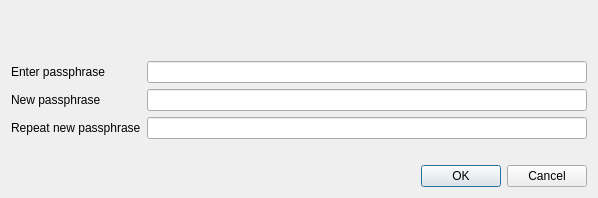
Before: the Qt Designer form src/qt/forms/askpassphrasedialog.ui in G2C/G2C, drawn with Qt 5.
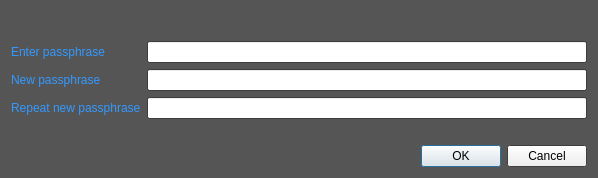
After: the same form once the commit is applied.

```diff
--- a/src/qt/forms/askpassphrasedialog.ui
+++ b/src/qt/forms/askpassphrasedialog.ui
@@ -7,7 +7,7 @@
     <x>0</x>
     <y>0</y>
     <width>598</width>
-    <height>198</height>
+    <height>178</height>
    </rect>
   </property>
   <property name="sizePolicy">
@@ -22,6 +22,97 @@
     <height>0</height>
    </size>
   </property>
+  <property name="palette">
+   <palette>
+    <active>
+     <colorrole role="WindowText">
+      <brush brushstyle="SolidPattern">
+       <color alpha="255">
+        <red>51</red>
+        <green>153</green>
+        <blue>255</blue>
+       </color>
+      </brush>
+     </colorrole>
+     <colorrole role="Base">
+      <brush brushstyle="SolidPattern">
+       <color alpha="255">
+        <red>255</red>
+        <green>255</green>
+        <blue>255</blue>
+       </color>
+      </brush>
+     </colorrole>
+     <colorrole role="Window">
+      <brush brushstyle="SolidPattern">
+       <color alpha="255">
+        <red>85</red>
+        <green>85</green>
+        <blue>85</blue>
+       </color>
+      </brush>
+     </colorrole>
+    </active>
+    <inactive>
+     <colorrole role="WindowText">
+      <brush brushstyle="SolidPattern">
+       <color alpha="255">
+        <red>51</red>
+        <green>153</green>
+        <blue>255</blue>
+       </color>
+      </brush>
+     </colorrole>
+     <colorrole role="Base">
+      <brush brushstyle="SolidPattern">
+       <color alpha="255">
+        <red>255</red>
+        <green>255</green>
+        <blue>255</blue>
+       </color>
+      </brush>
+     </colorrole>
+     <colorrole role="Window">
+      <brush brushstyle="SolidPattern">
+       <color alpha="255">
+        <red>85</red>
+        <green>85</green>
+        <blue>85</blue>
+       </color>
+      </brush>
+     </colorrole>
+    </inactive>
+    <disabled>
+     <colorrole role="WindowText">
+      <brush brushstyle="SolidPattern">
+       <color alpha="255">
+        <red>120</red>
+        <green>120</green>
+        <blue>120</blue>
+       </color>
+      </brush>
+     </colorrole>
+     <colorrole role="Base">
+      <brush brushstyle="SolidPattern">
+       <color alpha="255">
+        <red>85</red>
+        <green>85</green>
+        <blue>85</blue>
+       </color>
+      </brush>
+     </colorrole>
+     <colorrole role="Window">
+      <brush brushstyle="SolidPattern">
+       <color alpha="255">
+        <red>85</red>
+        <green>85</green>
+        <blue>85</blue>
+       </color>
+      </brush>
+     </colorrole>
+    </disabled>
+   </palette>
+  </property>
   <property name="windowTitle">
    <string>Passphrase Dialog</string>
   </property>
```
